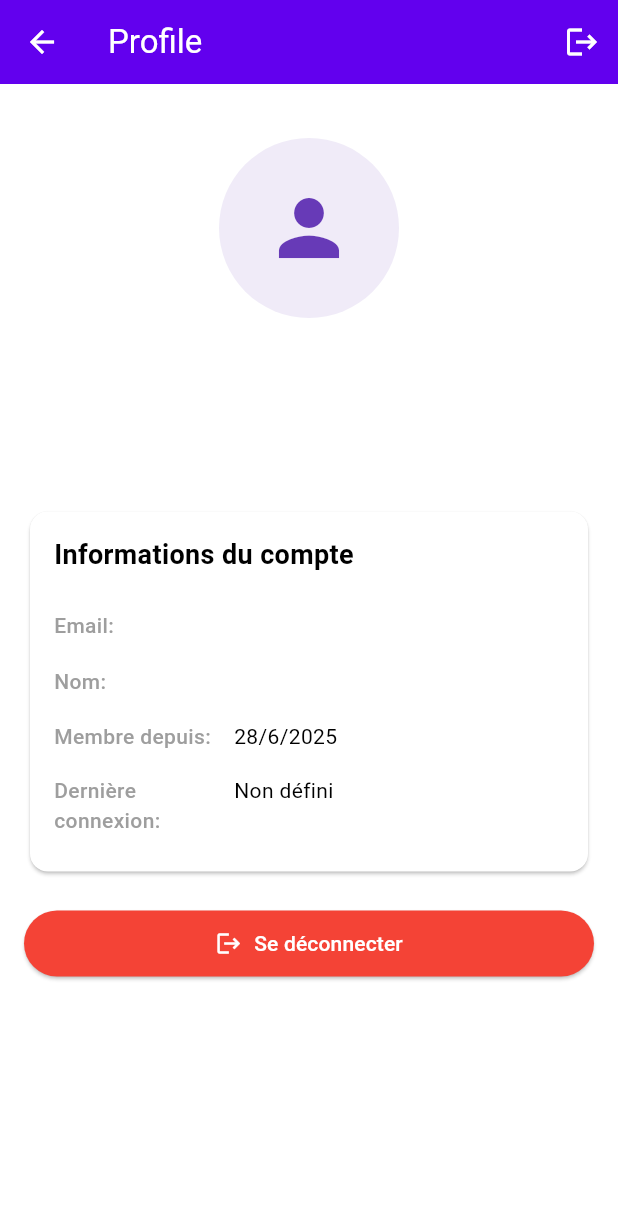
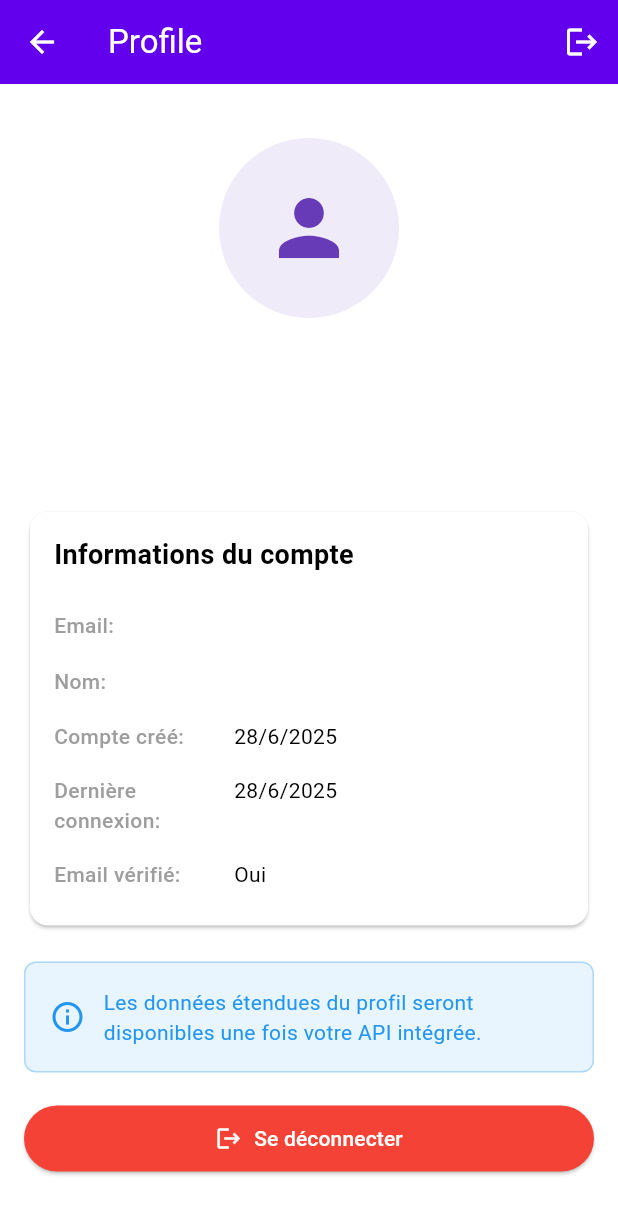
Before and after one commit to Leobrv17/retronova_app_def, a Flutter app: the ProfileScreen screen opened directly, on a phone screen of 412 x 824 dp. Shown: the top 1214 px of the screen. Run offline on Flutter 3.47's test engine with Material 3 defaults, Android fonts, the phone set to English and light mode, and no system bars; our stand-ins replace email_validator, firebase_auth, firebase_core; accounts and stored records are empty.

Commit message:
fix build avec firebase

```diff
--- a/lib/presentation/screens/profile/profile_screen.dart
+++ b/lib/presentation/screens/profile/profile_screen.dart
@@ -22,7 +22,6 @@ class ProfileScreen extends StatelessWidget {
       body: Consumer<AuthProvider>(
         builder: (context, authProvider, child) {
           final user = authProvider.user;
-          final userData = authProvider.userData;
 
           return SingleChildScrollView(
             padding: const EdgeInsets.all(16.0),
@@ -35,7 +34,7 @@ class ProfileScreen extends StatelessWidget {
                 CircleAvatar(
                   radius: 60,
                   backgroundColor: Colors.deepPurple.withOpacity(0.1),
-                  child: Icon(
+                  child: const Icon(
                     Icons.person,
                     size: 60,
                     color: Colors.deepPurple,
@@ -46,7 +45,7 @@ class ProfileScreen extends StatelessWidget {
 
                 // Nom utilisateur
                 Text(
-                  userData?['fullName'] ?? user?.displayName ?? 'Utilisateur',
+                  user?.displayName ?? 'Utilisateur',
                   style: const TextStyle(
                     fontSize: 24,
                     fontWeight: FontWeight.bold,
@@ -83,21 +82,49 @@ class ProfileScreen extends StatelessWidget {
                         const SizedBox(height: 16),
 
                         _buildInfoRow('Email', user?.email ?? ''),
-                        _buildInfoRow('Nom', userData?['fullName'] ?? 'Non défini'),
+                        _buildInfoRow('Nom', user?.displayName ?? 'Non défini'),
                         _buildInfoRow(
-                          'Membre depuis',
-                          userData?['createdAt'] != null
-                              ? _formatDate(userData!['createdAt'])
+                          'Compte créé',
+                          user?.metadata.creationTime != null
+                              ? _formatDate(user!.metadata.creationTime!)
                               : 'Non défini',
                         ),
                         _buildInfoRow(
                           'Dernière connexion',
-                          userData?['lastLogin'] != null
-                              ? _formatDate(userData!['lastLogin'])
+                          user?.metadata.lastSignInTime != null
+                              ? _formatDate(user!.metadata.lastSignInTime!)
                               : 'Non défini',
+                        ),
+                        _buildInfoRow(
+                          'Email vérifié',
+                          user?.emailVerified == true ? 'Oui' : 'Non',
                         ),
                       ],
                     ),
+                  ),
+                ),
+
+                const SizedBox(height: 20),
+
+                // Message d'information
+                Container(
+                  padding: const EdgeInsets.all(16),
+                  decoration: BoxDecoration(
+                    color: Colors.blue.withOpacity(0.1),
+                    borderRadius: BorderRadius.circular(8),
+                    border: Border.all(color: Colors.blue.withOpacity(0.3)),
+                  ),
+                  child: const Row(
+                    children: [
+                      Icon(Icons.info_outline, color: Colors.blue),
+                      SizedBox(width: 12),
+                      Expanded(
+                        child: Text(
+                          'Les données étendues du profil seront disponibles une fois votre API intégrée.',
+                          style: TextStyle(color: Colors.blue),
+                        ),
+                      ),
+                    ],
                   ),
                 ),
 
@@ -154,21 +181,8 @@ class ProfileScreen extends StatelessWidget {
     );
   }
 
-  String _formatDate(dynamic timestamp) {
-    if (timestamp == null) return 'Non défini';
-
-    try {
-      DateTime date;
-      if (timestamp is DateTime) {
-        date = timestamp;
-      } else {
-        date = timestamp.toDate();
-      }
-
-      return '${date.day}/${date.month}/${date.year}';
-    } catch (e) {
-      return 'Non défini';
-    }
+  String _formatDate(DateTime date) {
+    return '${date.day}/${date.month}/${date.year}';
   }
 
   void _showLogoutDialog(BuildContext context) {
--- a/pubspec.yaml
+++ b/pubspec.yaml
@@ -15,7 +15,6 @@ dependencies:
   # Firebase dependencies - versions plus récentes
   firebase_core: ^3.8.1
   firebase_auth: ^5.3.3
-  cloud_firestore: ^5.5.1
 
   # State management
   provider: ^6.1.5
```
Also changed, not shown: lib/providers/auth_provider.dart (+57 -19 lines), lib/services/auth_service.dart (+10 -52 lines), 3 other files.
